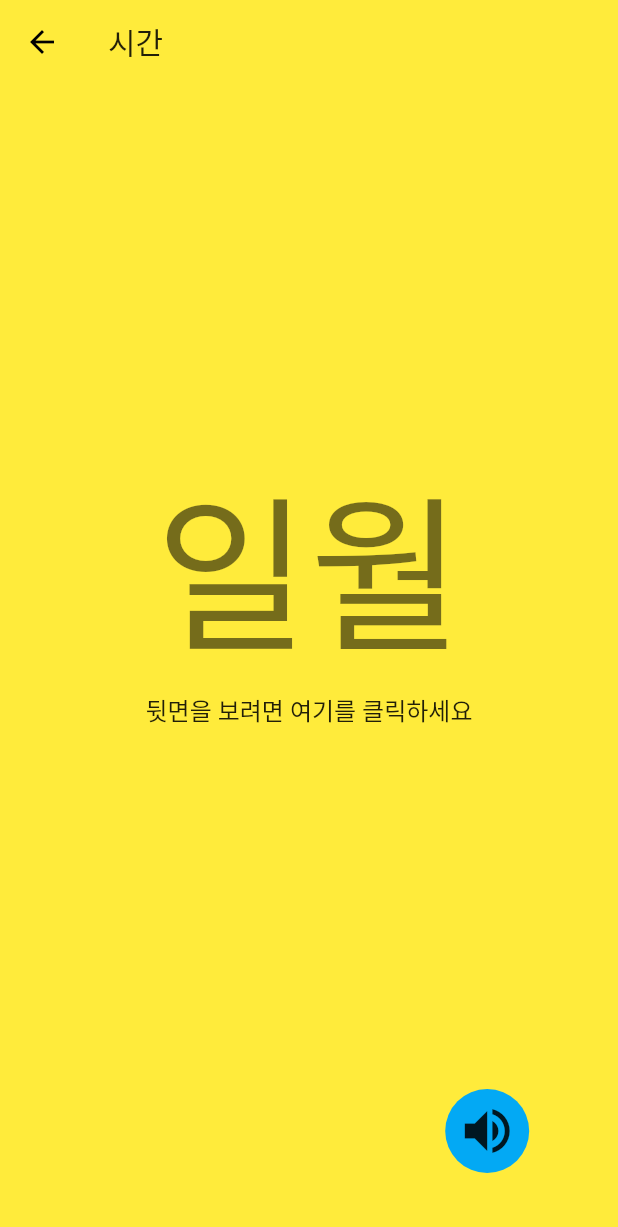
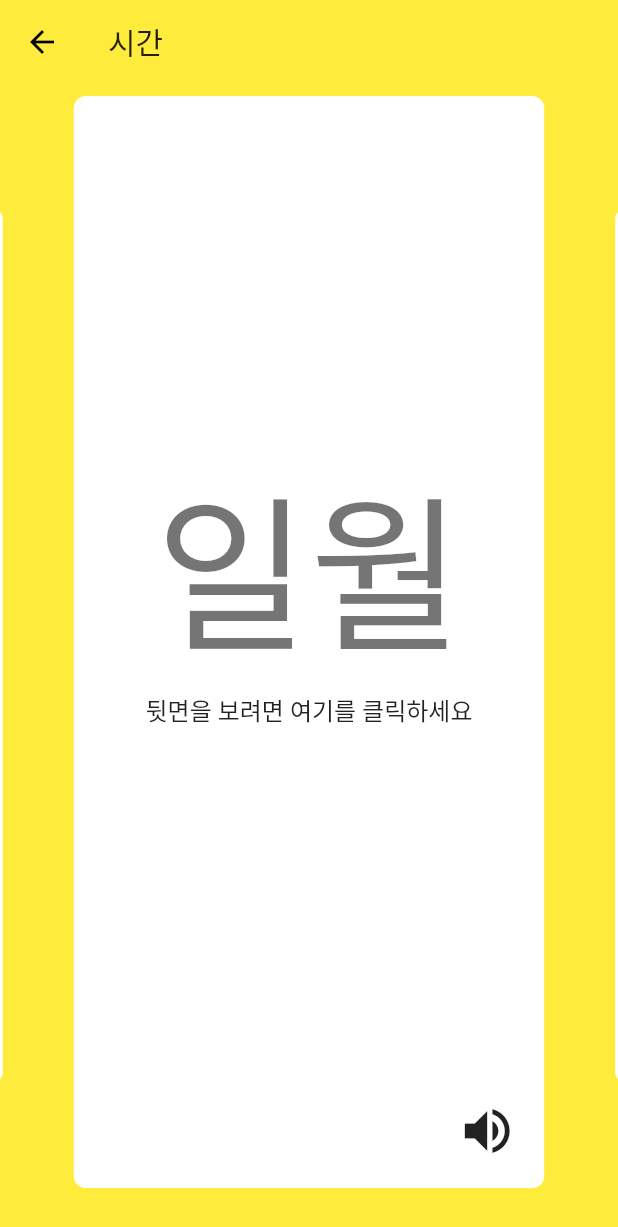
Before and after one commit to yuljlee/flashcards_kr, a Flutter app: the screen it shows after launch, after a tap on "시간", on a phone screen of 412 x 824 dp. Shown: the top 1227 px of the screen. Run offline on Flutter 3.47's test engine with Material 2 defaults, Android fonts, the phone set to English and light mode, and no system bars; drawn by our look-alikes of flip_card; our stand-ins replace flutter_swiper, flutter_tts; Roboto replaces fonts that are missing (Rubik).

Commit message:
chore: Flip card background color test

```diff
--- a/lib/ui/cardlist.dart
+++ b/lib/ui/cardlist.dart
@@ -80,7 +80,7 @@ class CardList extends StatelessWidget {
         },
         front: Container(
           decoration: BoxDecoration(
-            //color: Colors.white,
+            color: Colors.white,
             //color: Color(0xFF006666),
             //color: Theme.of(context).primaryColorLight,
             //border: Border.all(),
```
